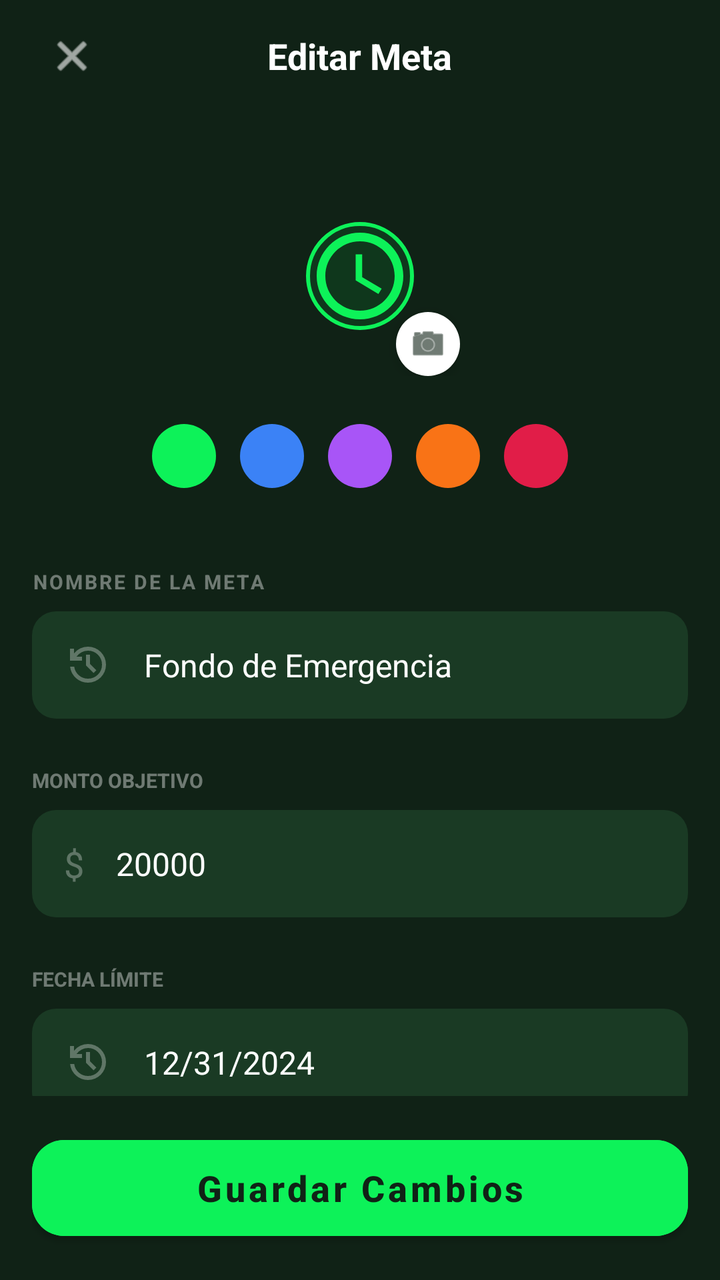
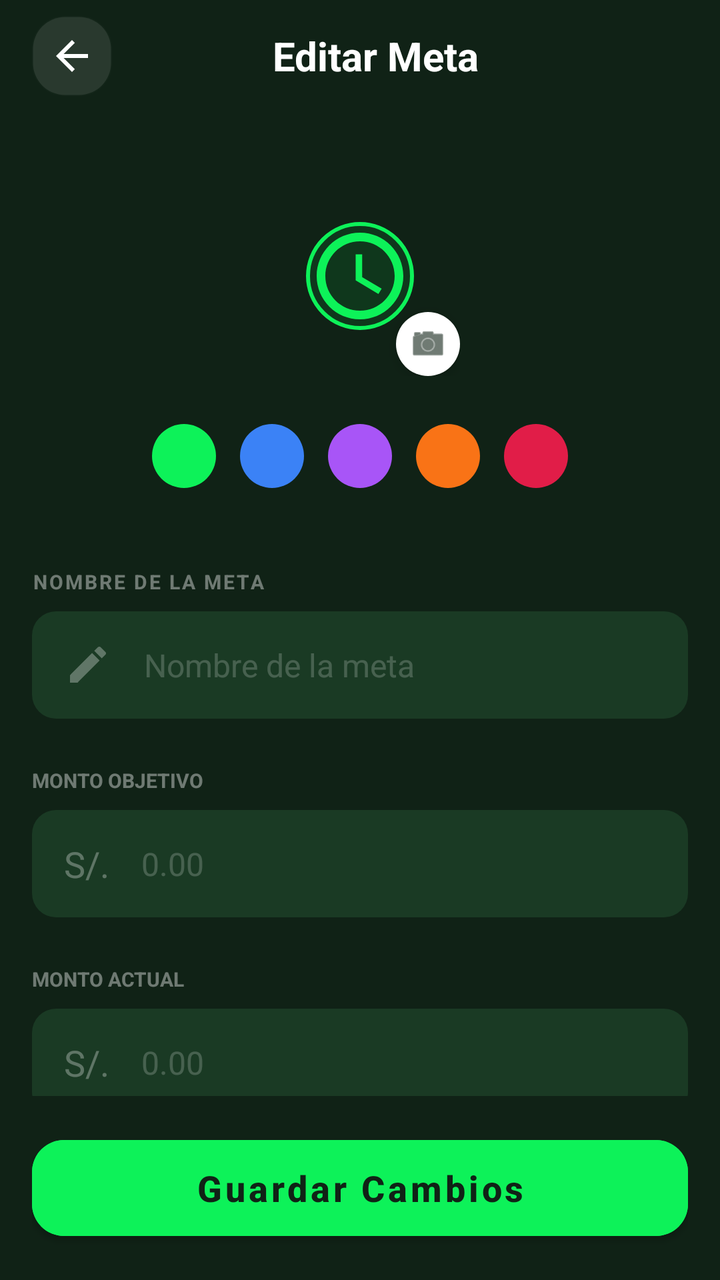

The first picture is an Android layout as it rendered before a commit; the second is the same layout after the commit. The layout source and the unified diff follow.
<!-- AndroidManifest.xml: activity theme Theme.MaterialComponents.DayNight.NoActionBar -->
<!-- res/layout/activity_editar_meta.xml -->
<?xml version="1.0" encoding="utf-8"?>
<androidx.constraintlayout.widget.ConstraintLayout xmlns:android="http://schemas.android.com/apk/res/android"
    xmlns:app="http://schemas.android.com/apk/res-auto"
    xmlns:tools="http://schemas.android.com/tools"
    android:layout_width="match_parent"
    android:layout_height="match_parent"
    android:background="@color/stitch_background">

    
    <RelativeLayout
        android:id="@+id/header_edit"
        android:layout_width="match_parent"
        android:layout_height="?attr/actionBarSize"
        android:paddingHorizontal="16dp"
        app:layout_constraintTop_toTopOf="parent">

        <ImageView
            android:id="@+id/btn_close_edit_meta"
            android:layout_width="40dp"
            android:layout_height="40dp"
            android:src="@android:drawable/ic_menu_close_clear_cancel"
            app:tint="@color/white"
            android:padding="8dp"
            android:layout_centerVertical="true"
            android:clickable="true"
            android:focusable="true"
            android:background="?attr/selectableItemBackgroundBorderless"/>

        <TextView
            android:layout_width="wrap_content"
            android:layout_height="wrap_content"
            android:text="Editar Meta"
            android:textColor="@color/white"
            android:textSize="18sp"
            android:textStyle="bold"
            android:layout_centerInParent="true"/>
    </RelativeLayout>

    
    <androidx.core.widget.NestedScrollView
        android:layout_width="match_parent"
        android:layout_height="0dp"
        android:fillViewport="true"
        app:layout_constraintTop_toBottomOf="@id/header_edit"
        app:layout_constraintBottom_toTopOf="@id/bottom_save_area_container">

        <LinearLayout
            android:layout_width="match_parent"
            android:layout_height="wrap_content"
            android:orientation="vertical"
            android:padding="16dp">

            
            <LinearLayout
                android:layout_width="match_parent"
                android:layout_height="wrap_content"
                android:orientation="vertical"
                android:gravity="center"
                android:layout_marginTop="16dp">

                <RelativeLayout
                    android:layout_width="100dp"
                    android:layout_height="100dp">
                    <com.google.android.material.imageview.ShapeableImageView
                        android:layout_width="match_parent"
                        android:layout_height="match_parent"
                        app:shapeAppearanceOverlay="@style/CircleImage"
                        android:background="#1A0DF259"
                        android:src="@drawable/ic_goal"
                        android:padding="24dp"
                        app:tint="@color/stitch_primary"
                        app:strokeColor="@color/stitch_primary"
                        app:strokeWidth="2dp"/>
                    <ImageView
                        android:layout_width="32dp"
                        android:layout_height="32dp"
                        android:src="@android:drawable/ic_menu_camera"
                        android:background="@drawable/bg_circle_avatar"
                        android:backgroundTint="@color/white"
                        app:tint="@color/stitch_background"
                        android:padding="6dp"
                        android:layout_alignParentEnd="true"
                        android:layout_alignParentBottom="true"
                        android:elevation="4dp"/>
                </RelativeLayout>

                <LinearLayout
                    android:layout_width="wrap_content"
                    android:layout_height="wrap_content"
                    android:orientation="horizontal"
                    android:layout_marginTop="24dp">
                    <View android:layout_width="32dp" android:layout_height="32dp" android:background="@drawable/bg_circle_avatar" android:backgroundTint="@color/stitch_primary" android:layout_marginEnd="12dp" />
                    <View android:layout_width="32dp" android:layout_height="32dp" android:background="@drawable/bg_circle_avatar" android:backgroundTint="#3B82F6" android:layout_marginEnd="12dp" />
                    <View android:layout_width="32dp" android:layout_height="32dp" android:background="@drawable/bg_circle_avatar" android:backgroundTint="#A855F7" android:layout_marginEnd="12dp" />
                    <View android:layout_width="32dp" android:layout_height="32dp" android:background="@drawable/bg_circle_avatar" android:backgroundTint="#F97316" android:layout_marginEnd="12dp" />
                    <View android:layout_width="32dp" android:layout_height="32dp" android:background="@drawable/bg_circle_avatar" android:backgroundTint="#E11D48" />
                </LinearLayout>
            </LinearLayout>

            
            <LinearLayout
                android:layout_width="match_parent"
                android:layout_height="wrap_content"
                android:orientation="vertical"
                android:layout_marginTop="40dp">

                <TextView
                    android:layout_width="wrap_content"
                    android:layout_height="wrap_content"
                    android:text="NOMBRE DE LA META"
                    android:textColor="#66FFFFFF"
                    android:textSize="10sp"
                    android:textStyle="bold"
                    android:letterSpacing="0.1"/>

                <RelativeLayout
                    android:layout_width="match_parent"
                    android:layout_height="wrap_content"
                    android:layout_marginTop="8dp"
                    android:background="@drawable/bg_stitch_input"
                    android:paddingHorizontal="16dp">
                    <ImageView
                        android:id="@+id/icon_edit_note"
                        android:layout_width="24dp"
                        android:layout_height="24dp"
                        android:src="@drawable/ic_history"
                        app:tint="#4DFFFFFF"
                        android:layout_centerVertical="true"/>
                    <EditText
                        android:layout_width="match_parent"
                        android:layout_height="wrap_content"
                        android:layout_toEndOf="@id/icon_edit_note"
                        android:background="@android:color/transparent"
                        android:padding="16dp"
                        android:text="Fondo de Emergencia"
                        android:textColor="@color/white"
                        android:textSize="16sp"/>
                </RelativeLayout>

                <TextView
                    android:layout_width="wrap_content"
                    android:layout_height="wrap_content"
                    android:text="MONTO OBJETIVO"
                    android:textColor="#66FFFFFF"
                    android:textSize="10sp"
                    android:textStyle="bold"
                    android:layout_marginTop="24dp"/>

                <RelativeLayout
                    android:layout_width="match_parent"
                    android:layout_height="wrap_content"
                    android:layout_marginTop="8dp"
                    android:background="@drawable/bg_stitch_input"
                    android:paddingHorizontal="16dp">
                    <TextView
                        android:id="@+id/icon_dollar_sym"
                        android:layout_width="wrap_content"
                        android:layout_height="wrap_content"
                        android:text="$"
                        android:textColor="#4DFFFFFF"
                        android:textSize="18sp"
                        android:layout_centerVertical="true"/>
                    <EditText
                        android:layout_width="match_parent"
                        android:layout_height="wrap_content"
                        android:layout_toEndOf="@id/icon_dollar_sym"
                        android:background="@android:color/transparent"
                        android:padding="16dp"
                        android:text="20000"
                        android:inputType="number"
                        android:textColor="@color/white"
                        android:textSize="16sp"/>
                </RelativeLayout>

                <TextView
                    android:layout_width="wrap_content"
                    android:layout_height="wrap_content"
                    android:text="FECHA LÍMITE"
                    android:textColor="#66FFFFFF"
                    android:textSize="10sp"
                    android:textStyle="bold"
                    android:layout_marginTop="24dp"/>

                <RelativeLayout
                    android:layout_width="match_parent"
                    android:layout_height="wrap_content"
                    android:layout_marginTop="8dp"
                    android:background="@drawable/bg_stitch_input"
                    android:paddingHorizontal="16dp">
                    <ImageView
                        android:id="@+id/icon_calendar_view"
                        android:layout_width="24dp"
                        android:layout_height="24dp"
                        android:src="@drawable/ic_history"
                        app:tint="#4DFFFFFF"
                        android:layout_centerVertical="true"/>
                    <EditText
                        android:layout_width="match_parent"
                        android:layout_height="wrap_content"
                        android:layout_toEndOf="@id/icon_calendar_view"
                        android:background="@android:color/transparent"
                        android:padding="16dp"
                        android:text="12/31/2024"
                        android:focusable="false"
                        android:textColor="@color/white"
                        android:textSize="16sp"/>
                </RelativeLayout>

                <RelativeLayout
                    android:layout_width="match_parent"
                    android:layout_height="wrap_content"
                    android:layout_marginTop="24dp"
                    android:background="@drawable/bg_stitch_input"
                    android:padding="16dp">
                    <ImageView
                        android:id="@+id/icon_bell_remind"
                        android:layout_width="24dp"
                        android:layout_height="24dp"
                        android:src="@drawable/ic_notifications"
                        app:tint="#4DFFFFFF"
                        android:layout_centerVertical="true"/>
                    <TextView
                        android:layout_width="wrap_content"
                        android:layout_height="wrap_content"
                        android:layout_toEndOf="@id/icon_bell_remind"
                        android:layout_marginStart="16dp"
                        android:text="Recordatorios"
                        android:textColor="@color/white"
                        android:textSize="16sp"
                        android:layout_centerVertical="true"/>
                    <com.google.android.material.switchmaterial.SwitchMaterial
                        android:layout_width="wrap_content"
                        android:layout_height="wrap_content"
                        android:layout_alignParentEnd="true"
                        android:checked="true"
                        app:trackTint="@color/stitch_primary" />
                </RelativeLayout>

            </LinearLayout>

            
            <LinearLayout
                android:id="@+id/btn_delete_meta"
                android:layout_width="wrap_content"
                android:layout_height="wrap_content"
                android:orientation="horizontal"
                android:layout_gravity="center_horizontal"
                android:layout_marginTop="48dp"
                android:layout_marginBottom="40dp"
                android:clickable="true"
                android:focusable="true">
                <ImageView
                    android:layout_width="18dp"
                    android:layout_height="18dp"
                    android:src="@android:drawable/ic_menu_delete"
                    app:tint="@color/danger_red"
                    android:layout_gravity="center_vertical"
                    android:layout_marginEnd="8dp"/>
                <TextView
                    android:layout_width="wrap_content"
                    android:layout_height="wrap_content"
                    android:text="Eliminar Meta"
                    android:textColor="@color/danger_red"
                    android:textStyle="bold"
                    android:textSize="14sp"/>
            </LinearLayout>
        </LinearLayout>
    </androidx.core.widget.NestedScrollView>

    
    <FrameLayout
        android:id="@+id/bottom_save_area_container"
        android:layout_width="match_parent"
        android:layout_height="wrap_content"
        android:background="@color/stitch_background"
        android:padding="16dp"
        app:layout_constraintBottom_toBottomOf="parent">
        <com.google.android.material.button.MaterialButton
            android:id="@+id/btn_save_meta_changes"
            android:layout_width="match_parent"
            android:layout_height="60dp"
            android:text="Guardar Cambios"
            android:textAllCaps="false"
            android:backgroundTint="@color/stitch_primary"
            android:textColor="@color/stitch_background"
            android:textStyle="bold"
            android:textSize="18sp"
            app:cornerRadius="16dp"/>
    </FrameLayout>

</androidx.constraintlayout.widget.ConstraintLayout>
<!-- resources referenced by this layout -->
<resources>
  <color name="danger_red">#EF4444</color>
  <color name="stitch_background">#102216</color>
  <color name="stitch_primary">#0df259</color>
  <color name="white">#FFFFFFFF</color>
  <!-- drawable bg_circle_avatar (drawable) -->
  <?xml version="1.0" encoding="utf-8"?>
  <shape xmlns:android="http://schemas.android.com/apk/res/android"
      android:shape="oval">
      <solid android:color="@color/bg_dark_card" />
  </shape>
  <!-- drawable bg_stitch_input (drawable) -->
  <?xml version="1.0" encoding="utf-8"?>
  <shape xmlns:android="http://schemas.android.com/apk/res/android">
      <solid android:color="#1A3A24" />
      <corners android:radius="12dp" />
  </shape>
  <!-- drawable ic_goal (drawable) -->
  <?xml version="1.0" encoding="utf-8"?>
  <vector xmlns:android="http://schemas.android.com/apk/res/android"
      android:width="24dp"
      android:height="24dp"
      android:viewportWidth="24"
      android:viewportHeight="24">
      <path
          android:fillColor="@color/green_accent"
          android:pathData="M12,2C6.48,2 2,6.48 2,12s4.48,10 10,10 10,-4.48 10,-10S17.52,2 12,2zM12,20c-4.42,0 -8,-3.58 -8,-8s3.58,-8 8,-8 8,3.58 8,8 -3.58,8 -8,8zM12.5,7H11v6l5.25,3.15 0.75,-1.23 -4.5,-2.67z"/>
  </vector>
  <!-- drawable ic_notifications (drawable) -->
  <?xml version="1.0" encoding="utf-8"?>
  <vector xmlns:android="http://schemas.android.com/apk/res/android"
      android:width="24dp"
      android:height="24dp"
      android:viewportWidth="24"
      android:viewportHeight="24">
      <path
          android:fillColor="@color/white"
          android:pathData="M12,22c1.1,0 2,-0.9 2,-2h-4c0,1.1 0.89,2 2,2zM18,16v-5c0,-3.07 -1.64,-5.64 -4.5,-6.32L13.5,4c0,-0.83 -0.67,-1.5 -1.5,-1.5s-1.5,0.67 -1.5,1.5v0.68C7.63,5.36 6,7.92 6,11v5l-2,2v1h16v-1l-2,-2z"/>
  </vector>
  <style name="CircleImage">
          <item name="cornerSize">50%</item>
      </style>
  <color name="bg_dark_card">#1A2E19</color>
  <color name="green_accent">#22C55E</color>
  <!-- unchanged entries left out for length: 1 -->
</resources>

<!-- the commit's change to res/layout/activity_editar_meta.xml (unified diff, before → after) -->
@@ -7,41 +7,49 @@
     android:background="@color/stitch_background">
 
     
-    <RelativeLayout
-        android:id="@+id/header_edit"
-        android:layout_width="match_parent"
+    <androidx.appcompat.widget.Toolbar
+        android:id="@+id/toolbarEditMeta"
+        android:layout_width="0dp"
         android:layout_height="?attr/actionBarSize"
-        android:paddingHorizontal="16dp"
+        android:background="@color/stitch_background"
+        android:elevation="0dp"
+        app:layout_constraintEnd_toEndOf="parent"
+        app:layout_constraintStart_toStartOf="parent"
         app:layout_constraintTop_toTopOf="parent">
 
-        <ImageView
-            android:id="@+id/btn_close_edit_meta"
-            android:layout_width="40dp"
-            android:layout_height="40dp"
-            android:src="@android:drawable/ic_menu_close_clear_cancel"
-            app:tint="@color/white"
-            android:padding="8dp"
-            android:layout_centerVertical="true"
-            android:clickable="true"
-            android:focusable="true"
-            android:background="?attr/selectableItemBackgroundBorderless"/>
-
-        <TextView
-            android:layout_width="wrap_content"
-            android:layout_height="wrap_content"
-            android:text="Editar Meta"
-            android:textColor="@color/white"
-            android:textSize="18sp"
-            android:textStyle="bold"
-            android:layout_centerInParent="true"/>
-    </RelativeLayout>
+        <RelativeLayout
+            android:layout_width="match_parent"
+            android:layout_height="match_parent"
+            android:paddingEnd="16dp">
+
+            <ImageButton
+                android:id="@+id/btn_close_edit_meta"
+                android:layout_width="40dp"
+                android:layout_height="40dp"
+                android:layout_centerVertical="true"
+                android:background="@drawable/bg_stitch_card"
+                android:backgroundTint="#1AFFFFFF"
+                android:src="@drawable/ic_arrow_back"
+                app:tint="@color/white" />
+
+            <TextView
+                android:id="@+id/tv_toolbar_title"
+                android:layout_width="wrap_content"
+                android:layout_height="wrap_content"
+                android:layout_centerInParent="true"
+                android:text="Editar Meta"
+                android:textColor="@color/white"
+                android:textSize="20sp"
+                android:textStyle="bold" />
+        </RelativeLayout>
+    </androidx.appcompat.widget.Toolbar>
 
     
     <androidx.core.widget.NestedScrollView
         android:layout_width="match_parent"
         android:layout_height="0dp"
         android:fillViewport="true"
-        app:layout_constraintTop_toBottomOf="@id/header_edit"
+        app:layout_constraintTop_toBottomOf="@id/toolbarEditMeta"
         app:layout_constraintBottom_toTopOf="@id/bottom_save_area_container">
 
         <LinearLayout
@@ -62,6 +70,7 @@
                     android:layout_width="100dp"
                     android:layout_height="100dp">
                     <com.google.android.material.imageview.ShapeableImageView
+                        android:id="@+id/icon_meta_avatar"
                         android:layout_width="match_parent"
                         android:layout_height="match_parent"
                         app:shapeAppearanceOverlay="@style/CircleImage"
@@ -72,6 +81,7 @@
                         app:strokeColor="@color/stitch_primary"
                         app:strokeWidth="2dp"/>
                     <ImageView
+                        android:id="@+id/btn_change_icon"
                         android:layout_width="32dp"
                         android:layout_height="32dp"
                         android:src="@android:drawable/ic_menu_camera"
@@ -81,7 +91,9 @@
                         android:padding="6dp"
                         android:layout_alignParentEnd="true"
                         android:layout_alignParentBottom="true"
-                        android:elevation="4dp"/>
+                        android:elevation="4dp"
+                        android:clickable="true"
+                        android:focusable="true"/>
                 </RelativeLayout>
 
                 <LinearLayout
@@ -89,11 +101,11 @@
                     android:layout_height="wrap_content"
                     android:orientation="horizontal"
                     android:layout_marginTop="24dp">
-                    <View android:layout_width="32dp" android:layout_height="32dp" android:background="@drawable/bg_circle_avatar" android:backgroundTint="@color/stitch_primary" android:layout_marginEnd="12dp" />
-                    <View android:layout_width="32dp" android:layout_height="32dp" android:background="@drawable/bg_circle_avatar" android:backgroundTint="#3B82F6" android:layout_marginEnd="12dp" />
-                    <View android:layout_width="32dp" android:layout_height="32dp" android:background="@drawable/bg_circle_avatar" android:backgroundTint="#A855F7" android:layout_marginEnd="12dp" />
-                    <View android:layout_width="32dp" android:layout_height="32dp" android:background="@drawable/bg_circle_avatar" android:backgroundTint="#F97316" android:layout_marginEnd="12dp" />
-                    <View android:layout_width="32dp" android:layout_height="32dp" android:background="@drawable/bg_circle_avatar" android:backgroundTint="#E11D48" />
+                    <View android:id="@+id/color_green" android:layout_width="32dp" android:layout_height="32dp" android:background="@drawable/bg_circle_avatar" android:backgroundTint="@color/stitch_primary" android:layout_marginEnd="12dp" />
+                    <View android:id="@+id/color_blue" android:layout_width="32dp" android:layout_height="32dp" android:background="@drawable/bg_circle_avatar" android:backgroundTint="#3B82F6" android:layout_marginEnd="12dp" />
+                    <View android:id="@+id/color_purple" android:layout_width="32dp" android:layout_height="32dp" android:background="@drawable/bg_circle_avatar" android:backgroundTint="#A855F7" android:layout_marginEnd="12dp" />
+                    <View android:id="@+id/color_orange" android:layout_width="32dp" android:layout_height="32dp" android:background="@drawable/bg_circle_avatar" android:backgroundTint="#F97316" android:layout_marginEnd="12dp" />
+                    <View android:id="@+id/color_rose" android:layout_width="32dp" android:layout_height="32dp" android:background="@drawable/bg_circle_avatar" android:backgroundTint="#E11D48" />
                 </LinearLayout>
             </LinearLayout>
 
@@ -123,17 +135,19 @@
                         android:id="@+id/icon_edit_note"
                         android:layout_width="24dp"
                         android:layout_height="24dp"
-                        android:src="@drawable/ic_history"
+                        android:src="@drawable/ic_edit"
                         app:tint="#4DFFFFFF"
                         android:layout_centerVertical="true"/>
                     <EditText
+                        android:id="@+id/et_nombre_meta"
                         android:layout_width="match_parent"
                         android:layout_height="wrap_content"
                         android:layout_toEndOf="@id/icon_edit_note"
                         android:background="@android:color/transparent"
                         android:padding="16dp"
-                        android:text="Fondo de Emergencia"
+                        android:hint="Nombre de la meta"
                         android:textColor="@color/white"
+                        android:textColorHint="#33FFFFFF"
                         android:textSize="16sp"/>
                 </RelativeLayout>
 
@@ -156,21 +170,77 @@
                         android:id="@+id/icon_dollar_sym"
                         android:layout_width="wrap_content"
                         android:layout_height="wrap_content"
-                        android:text="$"
+                        android:text="S/."
                         android:textColor="#4DFFFFFF"
                         android:textSize="18sp"
                         android:layout_centerVertical="true"/>
                     <EditText
+                        android:id="@+id/et_monto_objetivo"
                         android:layout_width="match_parent"
                         android:layout_height="wrap_content"
                         android:layout_toEndOf="@id/icon_dollar_sym"
                         android:background="@android:color/transparent"
                         android:padding="16dp"
-                        android:text="20000"
-                        android:inputType="number"
+                        android:hint="0.00"
+                        android:inputType="numberDecimal"
                         android:textColor="@color/white"
+                        android:textColorHint="#33FFFFFF"
                         android:textSize="16sp"/>
                 </RelativeLayout>
+
+                <TextView
+                    android:layout_width="wrap_content"
+                    android:layout_height="wrap_content"
+                    android:text="MONTO ACTUAL"
+                    android:textColor="#66FFFFFF"
+                    android:textSize="10sp"
+                    android:textStyle="bold"
+                    android:layout_marginTop="24dp"/>
+
+                <RelativeLayout
+                    android:layout_width="match_parent"
+                    android:layout_height="wrap_content"
+                    android:layout_marginTop="8dp"
+                    android:background="@drawable/bg_stitch_input"
+                    android:paddingHorizontal="16dp">
+                    <TextView
+                        android:id="@+id/icon_dollar_sym_2"
+                        android:layout_width="wrap_content"
+                        android:layout_height="wrap_content"
+                        android:text="S/."
+                        android:textColor="#4DFFFFFF"
+                        android:textSize="18sp"
+                        android:layout_centerVertical="true"/>
+                    <EditText
+                        android:id="@+id/et_monto_actual"
+                        android:layout_width="match_parent"
+                        android:layout_height="wrap_content"
+                        android:layout_toEndOf="@id/icon_dollar_sym_2"
+                        android:background="@android:color/transparent"
+                        android:padding="16dp"
+                        android:hint="0.00"
+                        android:inputType="numberDecimal"
+                        android:textColor="@color/white"
+                        android:textColorHint="#33FFFFFF"
+                        android:textSize="16sp"/>
+                </RelativeLayout>
+
+                
+                <com.google.android.material.button.MaterialButton
+                    android:id="@+id/btn_agregar_dinero"
+                    android:layout_width="match_parent"
+                    android:layout_height="48dp"
+                    android:layout_marginTop="12dp"
+                    android:text="＋ Agregar Dinero"
+                    android:textAllCaps="false"
+                    android:textColor="@color/stitch_primary"
+                    android:textStyle="bold"
+                    android:textSize="14sp"
+                    android:backgroundTint="#1A0DF259"
+                    app:cornerRadius="12dp"
+                    app:strokeColor="@color/stitch_primary"
+                    app:strokeWidth="1dp"
+                    android:visibility="gone" />
 
                 <TextView
                     android:layout_width="wrap_content"
@@ -195,23 +265,37 @@
                         app:tint="#4DFFFFFF"
                         android:layout_centerVertical="true"/>
                     <EditText
+                        android:id="@+id/et_fecha_limite"
                         android:layout_width="match_parent"
                         android:layout_height="wrap_content"
                         android:layout_toEndOf="@id/icon_calendar_view"
                         android:background="@android:color/transparent"
                         android:padding="16dp"
-                        android:text="12/31/2024"
+                        android:hint="Seleccionar fecha"
                         android:focusable="false"
+                        android:clickable="true"
                         android:textColor="@color/white"
+                        android:textColorHint="#33FFFFFF"
                         android:textSize="16sp"/>
                 </RelativeLayout>
 
-                <RelativeLayout
-                    android:layout_width="match_parent"
-                    android:layout_height="wrap_content"
-                    android:layout_marginTop="24dp"
-                    android:background="@drawable/bg_stitch_input"
-                    android:padding="16dp">
+                
+                <TextView
+                    android:layout_width="wrap_content"
+                    android:layout_height="wrap_content"
+                    android:text="RECORDATORIOS"
+                    android:textColor="#66FFFFFF"
+                    android:textSize="10sp"
+                    android:textStyle="bold"
+                    android:letterSpacing="0.1"
+                    android:layout_marginTop="24dp"/>
+
+                <RelativeLayout
+                    android:layout_width="match_parent"
+                    android:layout_height="wrap_content"
+                    android:layout_marginTop="8dp"
+                    android:background="@drawable/bg_stitch_input"
+                    android:paddingHorizontal="16dp">
                     <ImageView
                         android:id="@+id/icon_bell_remind"
                         android:layout_width="24dp"
@@ -219,21 +303,16 @@
                         android:src="@drawable/ic_notifications"
                         app:tint="#4DFFFFFF"
                         android:layout_centerVertical="true"/>
-                    <TextView
-                        android:layout_width="wrap_content"
+                    <Spinner
+                        android:id="@+id/spinner_frecuencia"
+                        android:layout_width="match_parent"
                         android:layout_height="wrap_content"
                         android:layout_toEndOf="@id/icon_bell_remind"
-                        android:layout_marginStart="16dp"
-                        android:text="Recordatorios"
-                        android:textColor="@color/white"
-                        android:textSize="16sp"
-                        android:layout_centerVertical="true"/>
-                    <com.google.android.material.switchmaterial.SwitchMaterial
-                        android:layout_width="wrap_content"
-                        android:layout_height="wrap_content"
-                        android:layout_alignParentEnd="true"
-                        android:checked="true"
-                        app:trackTint="@color/stitch_primary" />
+                        android:layout_marginStart="8dp"
+                        android:background="@drawable/bg_spinner_premium"
+                        android:padding="4dp"
+                        android:popupBackground="@drawable/bg_stitch_card"
+                        android:dropDownWidth="match_parent" />
                 </RelativeLayout>
 
             </LinearLayout>
<!-- resource entries referenced after the edit -->
@@ -10,12 +10,67 @@
       android:shape="oval">
       <solid android:color="@color/bg_dark_card" />
   </shape>
+  <!-- drawable bg_spinner_premium (drawable) -->
+  <?xml version="1.0" encoding="utf-8"?>
+  <layer-list xmlns:android="http://schemas.android.com/apk/res/android">
+      
+      <item>
+          <shape android:shape="rectangle">
+              <solid android:color="#1A0DF259" />
+              <corners android:radius="14dp" />
+              <stroke android:width="1dp" android:color="#330DF259" />
+          </shape>
+      </item>
+      
+      <item
+          android:gravity="center_vertical|end"
+          android:right="14dp">
+          <rotate
+              android:fromDegrees="135"
+              android:toDegrees="135"
+              android:pivotX="50%"
+              android:pivotY="50%">
+              <shape android:shape="rectangle">
+                  <size android:width="8dp" android:height="8dp" />
+                  <solid android:color="#800DF259" />
+              </shape>
+          </rotate>
+      </item>
+  </layer-list>
+  <!-- drawable bg_stitch_card (drawable) -->
+  <?xml version="1.0" encoding="utf-8"?>
+  <shape xmlns:android="http://schemas.android.com/apk/res/android">
+      <solid android:color="#1A3A24" />
+      <corners android:radius="16dp" />
+      <stroke android:width="1dp" android:color="#1AFFFFFF" />
+  </shape>
   <!-- drawable bg_stitch_input (drawable) -->
   <?xml version="1.0" encoding="utf-8"?>
   <shape xmlns:android="http://schemas.android.com/apk/res/android">
       <solid android:color="#1A3A24" />
       <corners android:radius="12dp" />
   </shape>
+  <!-- drawable ic_arrow_back (drawable) -->
+  <?xml version="1.0" encoding="utf-8"?>
+  <vector xmlns:android="http://schemas.android.com/apk/res/android"
+      android:width="24dp"
+      android:height="24dp"
+      android:viewportWidth="24"
+      android:viewportHeight="24">
+      <path
+          android:fillColor="#FFFFFF"
+          android:pathData="M20,11H7.83l5.59-5.59L12,4l-8,8 8,8 1.41-1.41L7.83,13H20v-2z"/>
+  </vector>
+  <!-- drawable ic_edit (drawable) -->
+  <vector xmlns:android="http://schemas.android.com/apk/res/android"
+      android:width="24dp"
+      android:height="24dp"
+      android:viewportWidth="24"
+      android:viewportHeight="24">
+      <path
+          android:fillColor="#FFFFFF"
+          android:pathData="M3,17.25V21h3.75L17.81,9.94l-3.75,-3.75L3,17.25zM20.71,7.04c0.39,-0.39 0.39,-1.02 0,-1.41l-2.34,-2.34c-0.39,-0.39 -1.02,-0.39 -1.41,0l-1.83,1.83 3.75,3.75 1.83,-1.83z"/>
+  </vector>
   <!-- drawable ic_goal (drawable) -->
   <?xml version="1.0" encoding="utf-8"?>
   <vector xmlns:android="http://schemas.android.com/apk/res/android"
